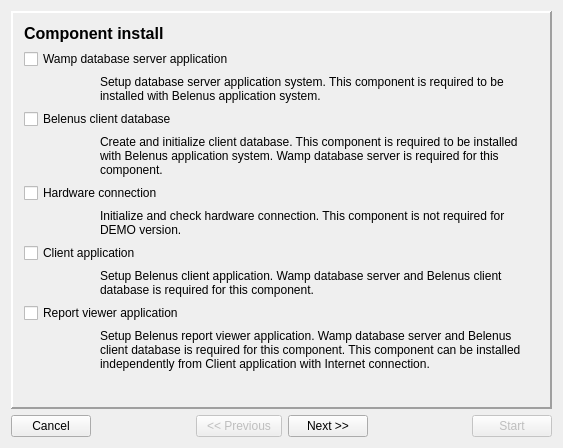
Qt form install/dlgMain.ui (tbikfalvi/Belenus) before a commit.
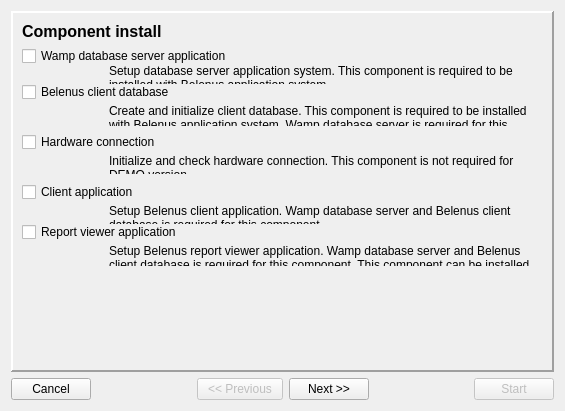
The same form after that commit. The open tabs and pages were chosen to show the change. Icons and pictures are not drawn.

What changed in the file:
```diff
--- a/install/dlgMain.ui
+++ b/install/dlgMain.ui
@@ -6,8 +6,8 @@
    <rect>
     <x>0</x>
     <y>0</y>
-    <width>563</width>
-    <height>448</height>
+    <width>565</width>
+    <height>411</height>
    </rect>
   </property>
   <property name="windowTitle">
@@ -553,9 +553,15 @@
       </layout>
      </widget>
      <widget class="QWidget" name="pageSelectComponent">
-      <layout class="QVBoxLayout" name="verticalLayout_4">
-       <item>
         <widget class="QLabel" name="lblTitle2">
+       <property name="geometry">
+        <rect>
+         <x>9</x>
+         <y>9</y>
+         <width>148</width>
+         <height>19</height>
+        </rect>
+       </property>
          <property name="font">
           <font>
            <pointsize>12</pointsize>
@@ -567,15 +573,83 @@
           <string>Component install</string>
          </property>
         </widget>
-       </item>
-       <item>
         <widget class="QCheckBox" name="chkWamp">
+       <property name="geometry">
+        <rect>
+         <x>9</x>
+         <y>34</y>
+         <width>208</width>
+         <height>18</height>
+        </rect>
+       </property>
          <property name="text">
           <string>Wamp database server application</string>
          </property>
         </widget>
-       </item>
-       <item>
+      <widget class="QCheckBox" name="chkDatabase">
+       <property name="geometry">
+        <rect>
+         <x>9</x>
+         <y>70</y>
+         <width>151</width>
+         <height>18</height>
+        </rect>
+       </property>
+       <property name="text">
+        <string>Belenus client database</string>
+       </property>
+      </widget>
+      <widget class="QCheckBox" name="chkHardware">
+       <property name="geometry">
+        <rect>
+         <x>9</x>
+         <y>120</y>
+         <width>140</width>
+         <height>18</height>
+        </rect>
+       </property>
+       <property name="text">
+        <string>Hardware connection</string>
+       </property>
+      </widget>
+      <widget class="QCheckBox" name="chkBelenus">
+       <property name="geometry">
+        <rect>
+         <x>9</x>
+         <y>170</y>
+         <width>114</width>
+         <height>18</height>
+        </rect>
+       </property>
+       <property name="text">
+        <string>Client application</string>
+       </property>
+      </widget>
+      <widget class="QCheckBox" name="chkViewer">
+       <property name="enabled">
+        <bool>true</bool>
+       </property>
+       <property name="geometry">
+        <rect>
+         <x>9</x>
+         <y>210</y>
+         <width>161</width>
+         <height>18</height>
+        </rect>
+       </property>
+       <property name="text">
+        <string>Report viewer application</string>
+       </property>
+      </widget>
+      <widget class="QWidget" name="">
+       <property name="geometry">
+        <rect>
+         <x>9</x>
+         <y>40</y>
+         <width>523</width>
+         <height>42</height>
+        </rect>
+       </property>
         <layout class="QHBoxLayout" name="horizontalLayout_12">
          <item>
           <spacer name="horizontalSpacer_12">
@@ -642,15 +716,16 @@
           </widget>
          </item>
         </layout>
-       </item>
-       <item>
-        <widget class="QCheckBox" name="chkDatabase">
-         <property name="text">
-          <string>Belenus client database</string>
-         </property>
-        </widget>
-       </item>
-       <item>
+      </widget>
+      <widget class="QWidget" name="">
+       <property name="geometry">
+        <rect>
+         <x>9</x>
+         <y>80</y>
+         <width>523</width>
+         <height>44</height>
+        </rect>
+       </property>
         <layout class="QHBoxLayout" name="horizontalLayout_11">
          <item>
           <spacer name="horizontalSpacer_14">
@@ -717,15 +792,16 @@
           </widget>
          </item>
         </layout>
-       </item>
-       <item>
-        <widget class="QCheckBox" name="chkHardware">
-         <property name="text">
-          <string>Hardware connection</string>
-         </property>
-        </widget>
-       </item>
-       <item>
+      </widget>
+      <widget class="QWidget" name="">
+       <property name="geometry">
+        <rect>
+         <x>9</x>
+         <y>130</y>
+         <width>523</width>
+         <height>42</height>
+        </rect>
+       </property>
         <layout class="QHBoxLayout" name="horizontalLayout_10">
          <item>
           <spacer name="horizontalSpacer_16">
@@ -792,15 +868,16 @@
           </widget>
          </item>
         </layout>
-       </item>
-       <item>
-        <widget class="QCheckBox" name="chkBelenus">
-         <property name="text">
-          <string>Client application</string>
-         </property>
-        </widget>
-       </item>
-       <item>
+      </widget>
+      <widget class="QWidget" name="">
+       <property name="geometry">
+        <rect>
+         <x>9</x>
+         <y>180</y>
+         <width>523</width>
+         <height>42</height>
+        </rect>
+       </property>
         <layout class="QHBoxLayout" name="horizontalLayout_9">
          <item>
           <spacer name="horizontalSpacer_18">
@@ -867,18 +944,16 @@
           </widget>
          </item>
         </layout>
-       </item>
-       <item>
-        <widget class="QCheckBox" name="chkViewer">
-         <property name="enabled">
-          <bool>true</bool>
-         </property>
-         <property name="text">
-          <string>Report viewer application</string>
-         </property>
-        </widget>
-       </item>
-       <item>
+      </widget>
+      <widget class="QWidget" name="">
+       <property name="geometry">
+        <rect>
+         <x>9</x>
+         <y>220</y>
+         <width>523</width>
+         <height>44</height>
+        </rect>
+       </property>
         <layout class="QHBoxLayout" name="horizontalLayout_5">
          <item>
           <spacer name="horizontalSpacer_20">
@@ -951,21 +1026,7 @@
           </widget>
          </item>
         </layout>
-       </item>
-       <item>
-        <spacer name="verticalSpacer_5">
-         <property name="orientation">
-          <enum>Qt::Vertical</enum>
-         </property>
-         <property name="sizeHint" stdset="0">
-          <size>
-           <width>20</width>
-           <height>130</height>
-          </size>
-         </property>
-        </spacer>
-       </item>
-      </layout>
+      </widget>
      </widget>
      <widget class="QWidget" name="pageInstallWamp">
       <layout class="QHBoxLayout" name="horizontalLayout_20">
```
Left out of the diff: 350 changed lines with no effect on the pictures. Lines whose indentation alone changed are shown as unchanged.
